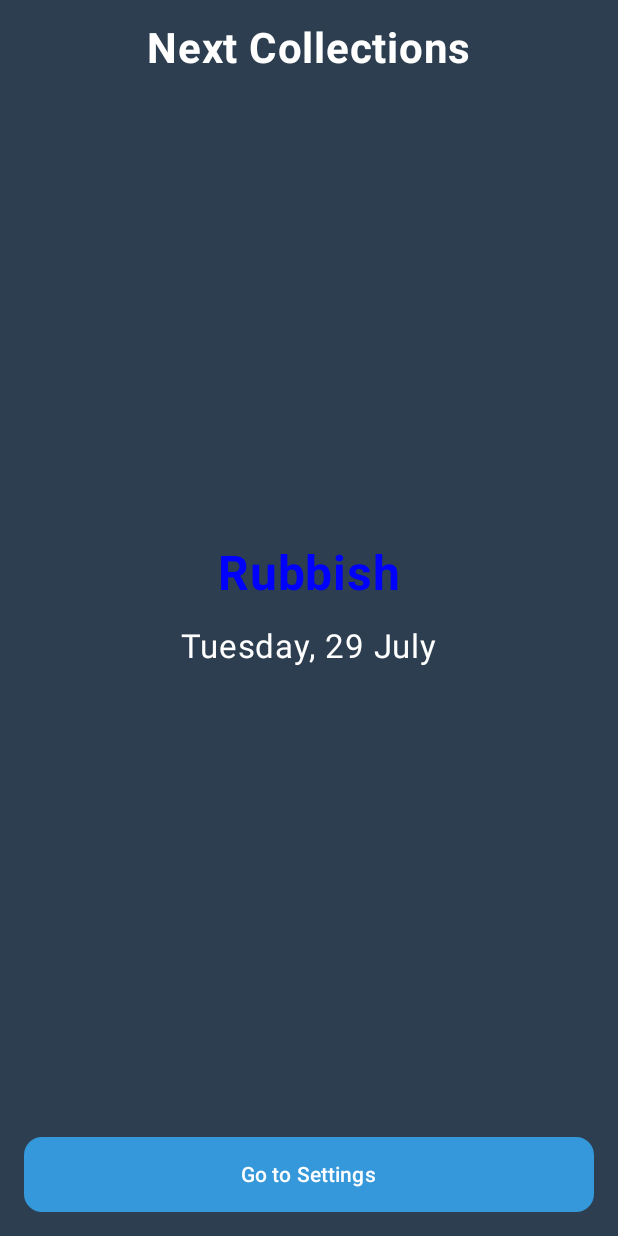
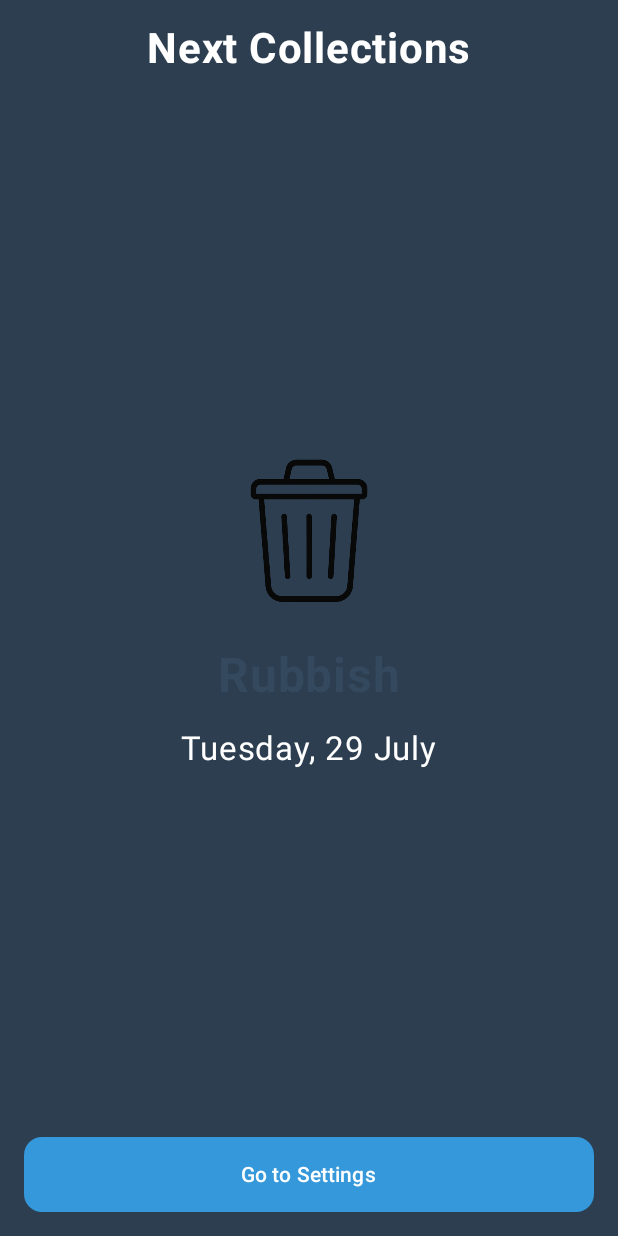
Before and after one commit to oozye1/rubishjuly24, an Android app built with Jetpack Compose: the screen it shows after launch (MainActivity), on a phone screen of 412 x 824 dp. Run offline under Robolectric (Android 15) with nearby library versions, the light colour scheme and no system bars.

Commit message:
2 new types added - added icons

```diff
--- a/app/src/main/java/co/uk/doverguitarteacher/rubbishdayreminder/BinType.kt
+++ b/app/src/main/java/co/uk/doverguitarteacher/rubbishdayreminder/BinType.kt
@@ -1,53 +1,26 @@
-// Location: co/uk/doverguitarteacher/rubbishdayreminder/BinType.kt
 package co.uk.doverguitarteacher.rubbishdayreminder
 
+import androidx.annotation.DrawableRes
 import androidx.compose.ui.graphics.Color
 
+// 1. Add the new "iconResId" property to the data class
 data class BinType(
     val id: String,
     val displayName: String,
     val color: Color,
-    val iconResId: Int
+    @DrawableRes val iconResId: Int // <-- The new property
 )
 
 object BinTypes {
-    val RUBBISH = BinType(
-        id = "RUBBISH",
-        displayName = "Rubbish",
-        color = Color(0xFF0000FF),
-        iconResId = R.drawable.ic_trash_can
-    )
-    // alias for legacy code that still references GENERAL
-    /** @deprecated Use RUBBISH instead */
-    @Deprecated("Use RUBBISH", ReplaceWith("RUBBISH"))
-    val GENERAL = RUBBISH
+    // 2. Add the reference to the drawable for each bin
+    val GENERAL = BinType("general", "Rubbish", Color(0xFF34495e), R.drawable.rubbish)
+    val RECYCLING = BinType("recycling", "Recycling", Color(0xFF3498db), R.drawable.recycling)
+    val GARDEN = BinType("garden", "Garden", Color(0xFF27ae60), R.drawable.garden)
+    val FOOD = BinType("food", "Food", Color(0xFF8e44ad), R.drawable.food)
 
-    val RECYCLING = BinType(
-        id = "RECYCLING",
-        displayName = "Recycling",
-        color = Color(0xFF00FF00),
-        iconResId = R.drawable.ic_recycle_b
-    )
-    val FOOD = BinType(
-        id = "FOOD",
-        displayName = "Food",
-        color = Color(0xFFFF0000),
-        iconResId = R.drawable.ic_food
-    )
-    val GARDEN = BinType(
-        id = "GARDEN",
-        displayName = "Garden",
-        color = Color(0xFFA52A2A),
-        iconResId = R.drawable.ic_garden
-    )
+    val ALL_BINS = listOf(GENERAL, RECYCLING, GARDEN, FOOD)
 
-    val ALL_BINS = listOf(
-        RUBBISH,
-        RECYCLING,
-        FOOD,
-        GARDEN
-    )
-
-    fun findById(id: String?): BinType =
-        ALL_BINS.find { it.id == id } ?: RUBBISH
+    fun findById(id: String?): BinType {
+        return ALL_BINS.find { it.id == id } ?: GENERAL
+    }
 }
--- a/app/src/main/java/co/uk/doverguitarteacher/rubbishdayreminder/MainActivity.kt
+++ b/app/src/main/java/co/uk/doverguitarteacher/rubbishdayreminder/MainActivity.kt
@@ -4,6 +4,7 @@ import android.os.Bundle
 import androidx.activity.ComponentActivity
 import androidx.activity.compose.setContent
 import androidx.compose.foundation.ExperimentalFoundationApi
+import androidx.compose.foundation.Image // <-- Add Image import
 import androidx.compose.foundation.background
 import androidx.compose.foundation.layout.*
 import androidx.compose.foundation.pager.HorizontalPager
@@ -17,6 +18,7 @@ import androidx.compose.runtime.remember
 import androidx.compose.ui.Alignment
 import androidx.compose.ui.Modifier
 import androidx.compose.ui.graphics.Color
+import androidx.compose.ui.res.painterResource // <-- Add painterResource import
 import androidx.compose.ui.text.font.FontWeight
 import androidx.compose.ui.text.style.TextAlign
 import androidx.compose.ui.unit.dp
@@ -30,9 +32,6 @@ import java.time.LocalDate
 import java.time.format.DateTimeFormatter
 import java.time.temporal.TemporalAdjusters
 
-//================================================================
-// 1. MAIN ACTIVITY CLASS
-//================================================================
 class MainActivity : ComponentActivity() {
     override fun onCreate(savedInstanceState: Bundle?) {
         super.onCreate(savedInstanceState)
@@ -60,11 +59,6 @@ class MainActivity : ComponentActivity() {
     }
 }
 
-
-//================================================================
-// 2. ALL SUPPORTING CODE IS NOW IN THIS FILE
-//================================================================
-
 data class UpcomingCollection(
     val bin: BinType,
     val date: LocalDate
@@ -81,7 +75,6 @@ fun generateUpcomingCollections(settingsManager: SettingsManager): List<Upcoming
     }
     return upcoming.sortedBy { it.date }
 }
-
 
 @OptIn(ExperimentalFoundationApi::class)
 @Composable
@@ -132,6 +125,7 @@ fun MainScreen(
     }
 }
 
+// vvv THIS IS THE ONLY PART THAT HAS CHANGED vvv
 @Composable
 fun CollectionCard(collection: UpcomingCollection) {
     val dateFormatter = DateTimeFormatter.ofPattern("EEEE, d MMMM")
@@ -142,11 +136,20 @@ fun CollectionCard(collection: UpcomingCollection) {
         horizontalAlignment = Alignment.CenterHorizontally,
         verticalArrangement = Arrangement.Center
     ) {
+        // 1. ADD THE IMAGE COMPOSABLE
+        Image(
+            painter = painterResource(id = collection.bin.iconResId),
+            contentDescription = collection.bin.displayName, // For accessibility
+            modifier = Modifier.size(120.dp) // Control the size of the icon
+        )
+
+        // 2. ADD A SPACER FOR VISUAL SEPARATION
+        Spacer(modifier = Modifier.height(16.dp))
+
         Text(
             collection.bin.displayName,
             fontSize = 32.sp,
             fontWeight = FontWeight.Bold,
-            // THIS IS THE FIX. The "Color()" wrapper was removed.
             color = collection.bin.color
         )
         Spacer(Modifier.height(16.dp))
```
Also changed, not shown: app/src/main/res/drawable/food.png (added), app/src/main/res/drawable/garden.png (added), app/src/main/res/drawable/recycling.png (added), app/src/main/res/drawable/rubbish.png (added).
